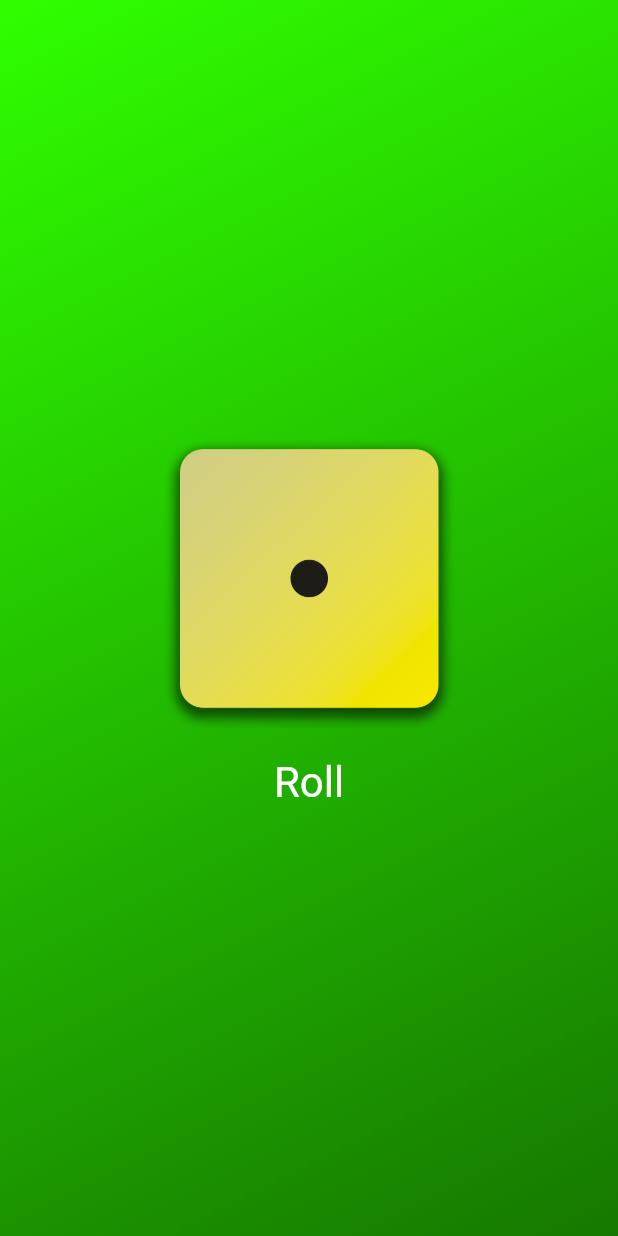
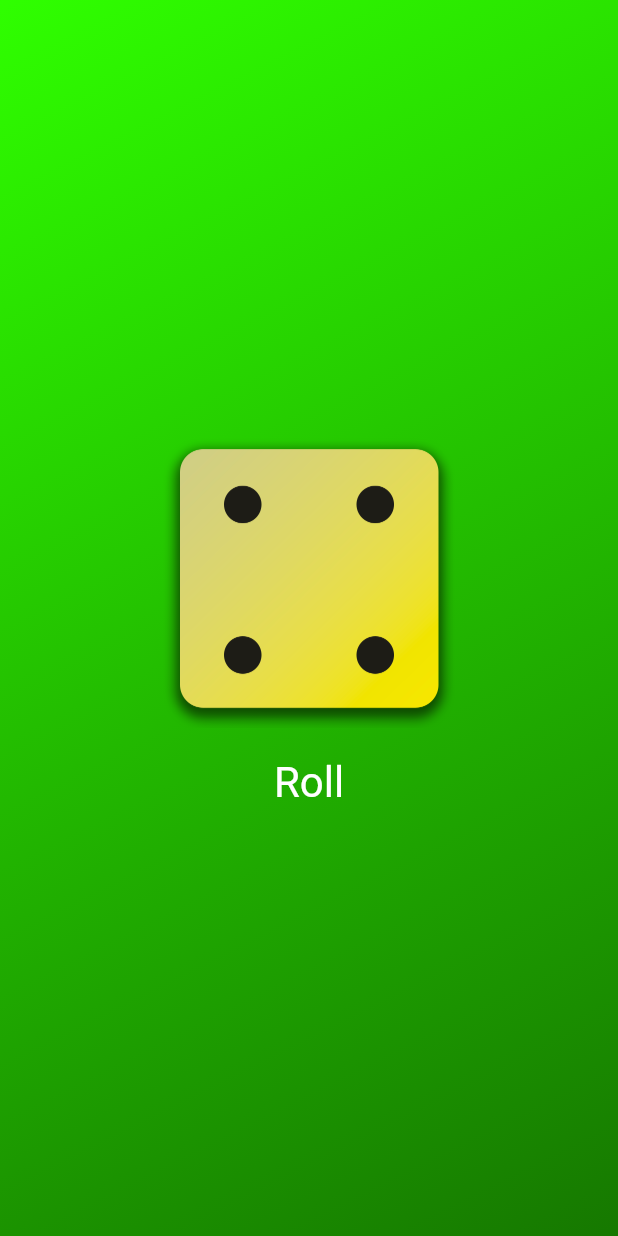
Before and after one commit to EricTimRussell/first_app-flutter_dart, a Flutter app: the screen it shows after launch, after a tap on "Roll", on a phone screen of 412 x 824 dp. Run offline on Flutter 3.47's test engine with Material 3 defaults, Android fonts, the phone set to English and light mode, and no system bars.

Commit message:
statefull widget for dice roller

```diff
--- /dev/null
+++ b/lib/dice_roller.dart
@@ -0,0 +1,41 @@
+import 'package:flutter/material.dart';
+
+class DiceRoller extends StatefulWidget {
+  const DiceRoller({super.key});
+
+  @override
+  State<DiceRoller> createState() {
+    return _DiceRollerState();
+  }
+}
+
+class _DiceRollerState extends State<DiceRoller> {
+  var activeDiceImage = 'assets/dice-1.png';
+
+  void rollDice() {
+    setState(() {
+      activeDiceImage = 'assets/dice-4.png';
+    });
+  }
+
+  @override
+  Widget build(context) {
+    return Column(
+      mainAxisSize: MainAxisSize.min,
+      children: [
+        Image.asset(
+          activeDiceImage,
+          width: 200,
+        ),
+        TextButton(
+          onPressed: rollDice,
+          style: TextButton.styleFrom(
+              padding: const EdgeInsets.only(top: 20),
+              foregroundColor: Colors.white,
+              textStyle: const TextStyle(fontSize: 28)),
+          child: const Text('Roll'),
+        ),
+      ],
+    );
+  }
+}
--- a/lib/gradient_container.dart
+++ b/lib/gradient_container.dart
@@ -1,3 +1,4 @@
+import 'package:first_app/dice_roller.dart';
 import 'package:flutter/material.dart';
 
 const startAlignment = Alignment.topLeft;
@@ -5,8 +6,6 @@ const endAlignment = Alignment.bottomRight;
 
 class GradientContainer extends StatelessWidget {
   const GradientContainer(this.color_1, this.color_2, {super.key});
-
-  void rollDice() {}
 
   final Color color_1;
   final Color color_2;
@@ -25,24 +24,8 @@ class GradientContainer extends StatelessWidget {
           ],
         ),
       ),
-      child: Center(
-        child: Column(
-          mainAxisSize: MainAxisSize.min,
-          children: [
-            Image.asset(
-              'assets/dice-1.png',
-              width: 200,
-            ),
-            TextButton(
-              onPressed: rollDice,
-              style: TextButton.styleFrom(
-                  padding: const EdgeInsets.only(top: 20),
-                  foregroundColor: Colors.white,
-                  textStyle: const TextStyle(fontSize: 28)),
-              child: const Text('Roll'),
-            ),
-          ],
-        ),
+      child: const Center(
+        child: DiceRoller(),
       ),
     );
   }
```
